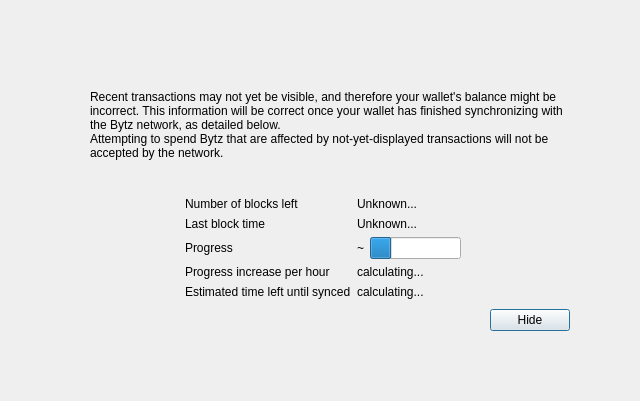
First picture: the form in src/qt/forms/modaloverlay.ui, repository watto-engineer/dash, before the edit.
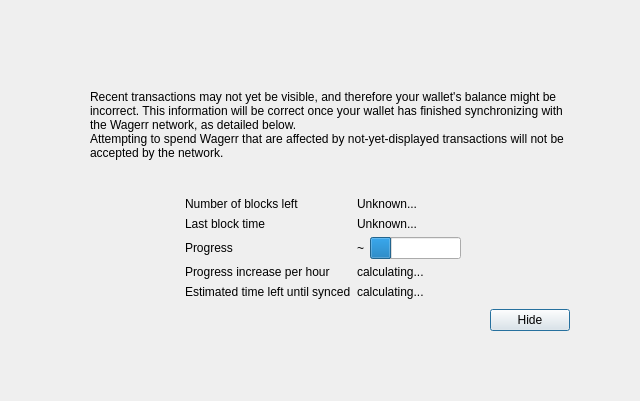
Second picture: the form after the edit. Custom widgets are drawn as their Qt base class.

Commit message: Rebrand to Wagerr

```diff
--- a/src/qt/forms/modaloverlay.ui
+++ b/src/qt/forms/modaloverlay.ui
@@ -111,7 +111,7 @@
              <item>
               <widget class="QLabel" name="infoText">
                <property name="text">
-                <string>Recent transactions may not yet be visible, and therefore your wallet's balance might be incorrect. This information will be correct once your wallet has finished synchronizing with the Bytz network, as detailed below.</string>
+                <string>Recent transactions may not yet be visible, and therefore your wallet's balance might be incorrect. This information will be correct once your wallet has finished synchronizing with the Wagerr network, as detailed below.</string>
                </property>
                <property name="textFormat">
                 <enum>Qt::RichText</enum>
@@ -124,7 +124,7 @@
              <item>
               <widget class="QLabel" name="infoTextStrong">
                <property name="text">
-                <string>Attempting to spend Bytz that are affected by not-yet-displayed transactions will not be accepted by the network.</string>
+                <string>Attempting to spend Wagerr that are affected by not-yet-displayed transactions will not be accepted by the network.</string>
                </property>
                <property name="textFormat">
                 <enum>Qt::RichText</enum>
```
The commit also changes 704 other files.
